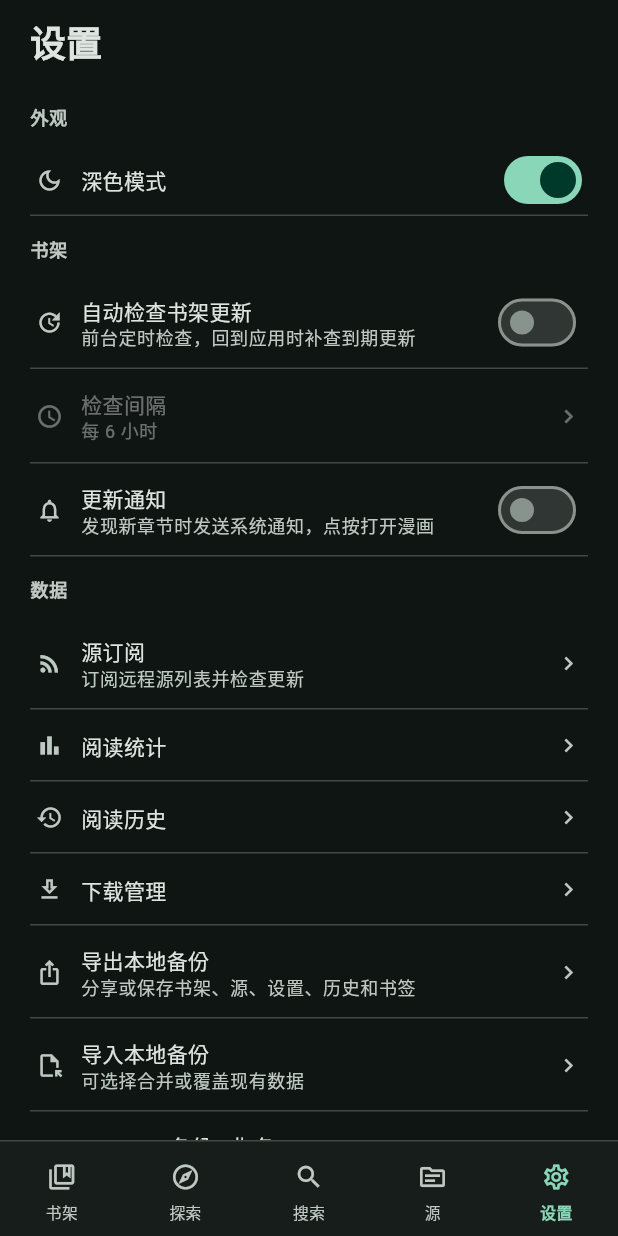
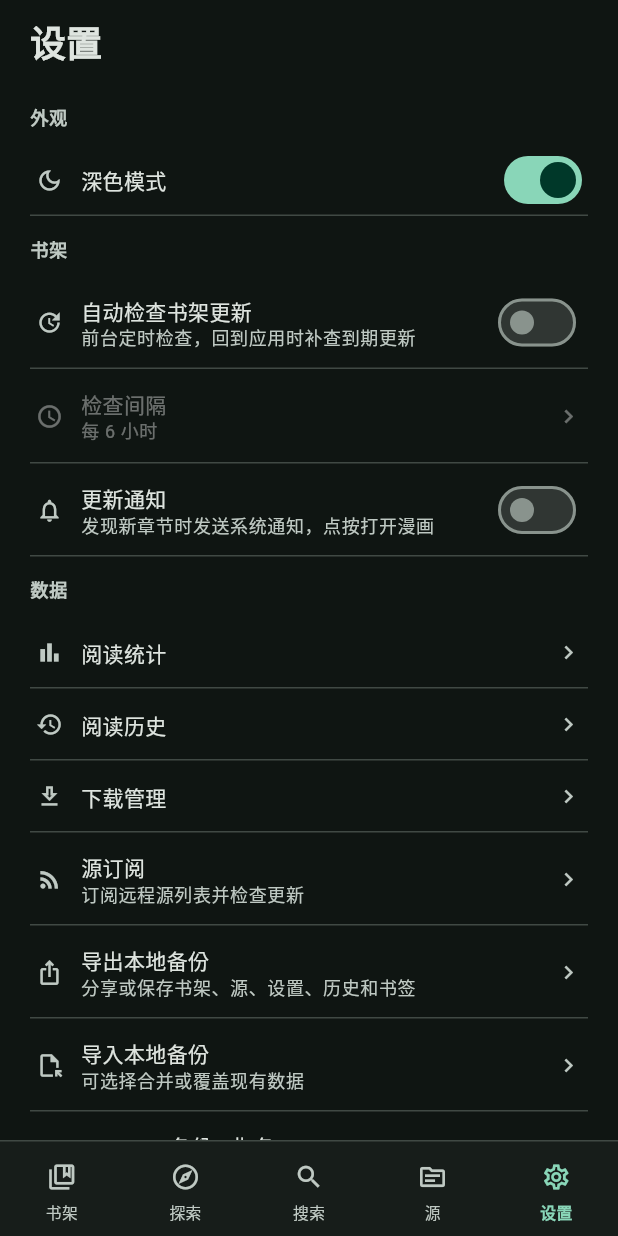
Before and after one commit to ahov520/comic-forge, a Flutter app: the screen it shows after launch, item 5 of the bottom bar chosen, on a phone screen of 412 x 824 dp. Run offline on Flutter 3.47's test engine with Material 3 defaults, Android fonts, the phone set to English and light mode, and no system bars; our stand-ins replace cached_network_image, file_picker, share_plus, shared_preferences; missing offline and left inert: flutter_js; statements that could not run were skipped.

Commit message:
fix(sources): normalize list URLs and keep settings rows reachable
Strip fragments without a trailing hash, persist GitHub shorthand as
canonical host/user/repo, and keep 源订阅 below downloads so existing
settings entries stay on screen.

Co-authored-by: ahov520 <ahov520@users.noreply.github.com>

```diff
--- a/app/lib/ui/settings_screen.dart
+++ b/app/lib/ui/settings_screen.dart
@@ -587,28 +587,6 @@ class _SettingsScreenState extends State<SettingsScreen> {
               const _Header('数据'),
               row(
                 ListTile(
-                  leading: Icon(
-                    Icons.rss_feed_outlined,
-                    color: widget.state.repos.isNotEmpty
-                        ? scheme.primary
-                        : null,
-                  ),
-                  title: const Text('源订阅'),
-                  subtitle: Text(
-                    sourceSubscriptionSubtitle(widget.state),
-                    maxLines: 2,
-                    overflow: TextOverflow.ellipsis,
-                  ),
-                  trailing: const Icon(Icons.chevron_right),
-                  onTap: () => Navigator.of(context).push(
-                    MaterialPageRoute(
-                      builder: (_) => SourceScreen(state: widget.state),
-                    ),
-                  ),
-                ),
-              ),
-              row(
-                ListTile(
                   leading: const Icon(Icons.bar_chart_outlined),
                   title: const Text('阅读统计'),
                   trailing: const Icon(Icons.chevron_right),
@@ -642,6 +620,28 @@ class _SettingsScreenState extends State<SettingsScreen> {
                   onTap: () => Navigator.of(context).push(
                     MaterialPageRoute(
                       builder: (_) => DownloadsScreen(state: widget.state),
+                    ),
+                  ),
+                ),
+              ),
+              row(
+                ListTile(
+                  leading: Icon(
+                    Icons.rss_feed_outlined,
+                    color: widget.state.repos.isNotEmpty
+                        ? scheme.primary
+                        : null,
+                  ),
+                  title: const Text('源订阅'),
+                  subtitle: Text(
+                    sourceSubscriptionSubtitle(widget.state),
+                    maxLines: 2,
+                    overflow: TextOverflow.ellipsis,
+                  ),
+                  trailing: const Icon(Icons.chevron_right),
+                  onTap: () => Navigator.of(context).push(
+                    MaterialPageRoute(
+                      builder: (_) => SourceScreen(state: widget.state),
                     ),
                   ),
                 ),
```
Also changed, not shown: engine/lib/src/store/repo_client.dart (+8 -7 lines), 3 other files.
